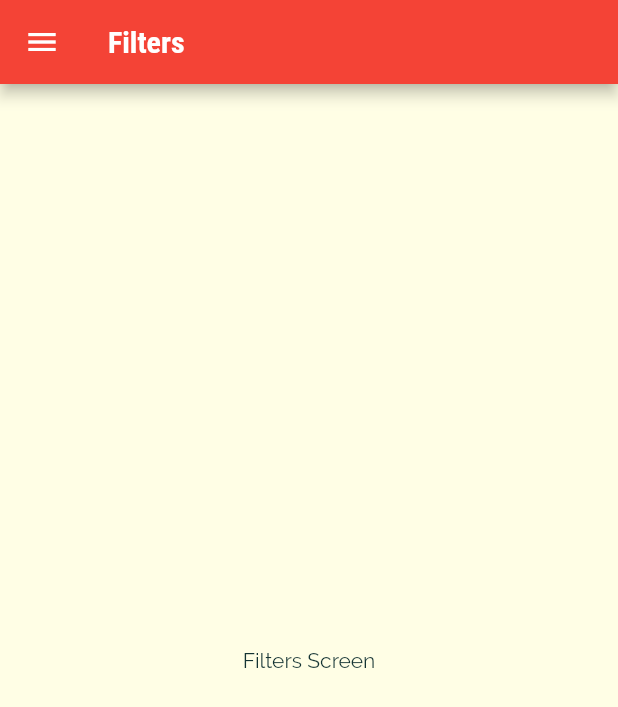
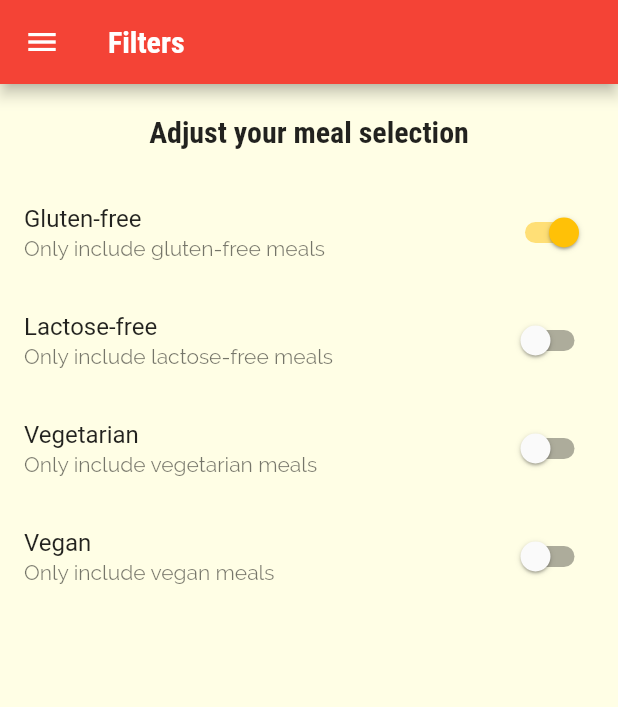
Before and after one commit to DuongYi/Flutter-Tutorial, a Flutter app: the FlitersScreen screen opened by its route, on a phone screen of 412 x 824 dp. Shown: the top 707 px of the screen. Run offline on Flutter 3.47's test engine with Material 2 defaults, Android fonts, the phone set to English and light mode, and no system bars.

Commit message:
Adding Filter Switches

```diff
--- a/lib/screens/filters_screen.dart
+++ b/lib/screens/filters_screen.dart
@@ -2,19 +2,80 @@ import 'package:flutter/material.dart';
 
 import '../widgets/main_drawer.dart';
 
-class FlitersScreen extends StatelessWidget {
+class FlitersScreen extends StatefulWidget {
   static const routeName = '/filters';
+
+  @override
+  State<FlitersScreen> createState() => _FlitersScreenState();
+}
+
+class _FlitersScreenState extends State<FlitersScreen> {
+  var _glutenFree = true;
+  var _vegetarian = false;
+  var _vegan = false;
+  var _lactoseFree = false;
+
+  Widget _buildSwitchListTile(String title, String description,
+      bool currentValue, Function updateValue) {
+    return SwitchListTile(
+      title: Text(title),
+      value: currentValue,
+      subtitle: Text(description),
+      onChanged: ((value) => updateValue(value)),
+    );
+  }
 
   @override
   Widget build(BuildContext context) {
     return Scaffold(
-      appBar: AppBar(
-        title: const Text('Filters'),
-      ),
-      drawer: MainDrawer(),
-      body: const Center(
-        child: Text('Filters Screen'),
-      ),
-    );
+        appBar: AppBar(
+          title: const Text('Filters'),
+        ),
+        drawer: MainDrawer(),
+        body: Column(
+          children: <Widget>[
+            Container(
+              padding: const EdgeInsets.all(20),
+              child: Text(
+                'Adjust your meal selection',
+                style: Theme.of(context).textTheme.headline6,
+              ),
+            ),
+            Expanded(
+              child: ListView(
+                children: <Widget>[
+                  _buildSwitchListTile(
+                      'Gluten-free',
+                      'Only include gluten-free meals',
+                      _glutenFree, (newValue) {
+                    setState(() {
+                      _glutenFree = newValue;
+                    });
+                  }),
+                  _buildSwitchListTile(
+                      'Lactose-free',
+                      'Only include lactose-free meals',
+                      _lactoseFree, (newValue) {
+                    setState(() {
+                      _lactoseFree = newValue;
+                    });
+                  }),
+                  _buildSwitchListTile('Vegetarian',
+                      'Only include vegetarian meals', _vegetarian, (newValue) {
+                    setState(() {
+                      _vegetarian = newValue;
+                    });
+                  }),
+                  _buildSwitchListTile(
+                      'Vegan', 'Only include vegan meals', _vegan, (newValue) {
+                    setState(() {
+                      _vegan = newValue;
+                    });
+                  }),
+                ],
+              ),
+            )
+          ],
+        ));
   }
 }
```
